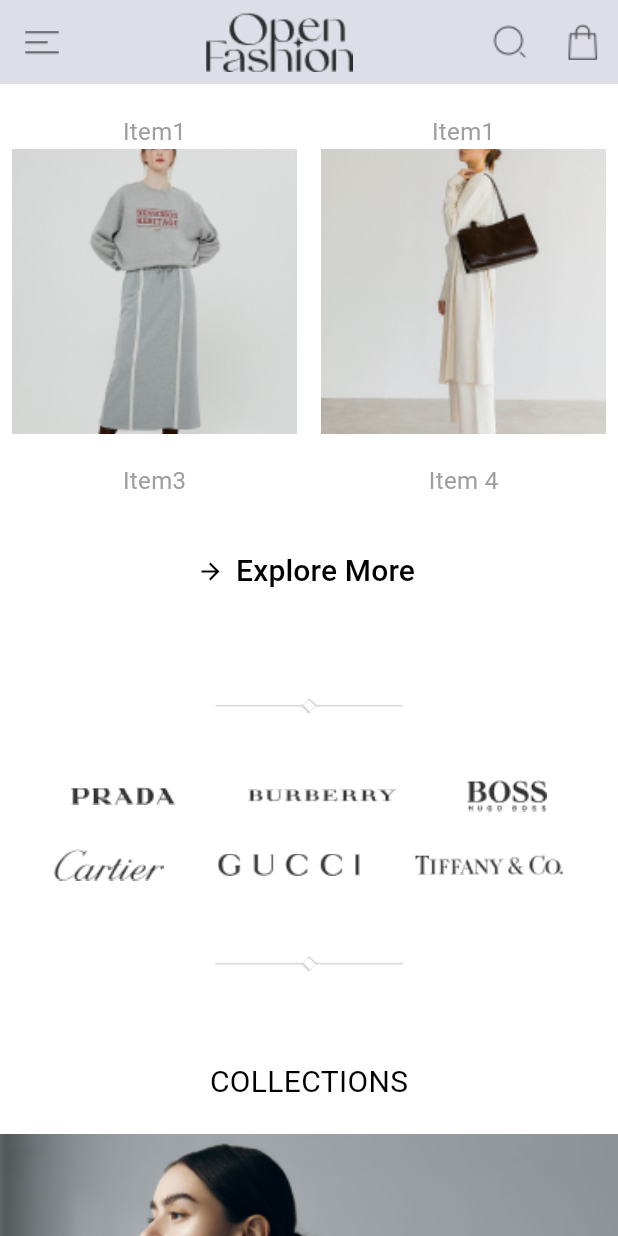
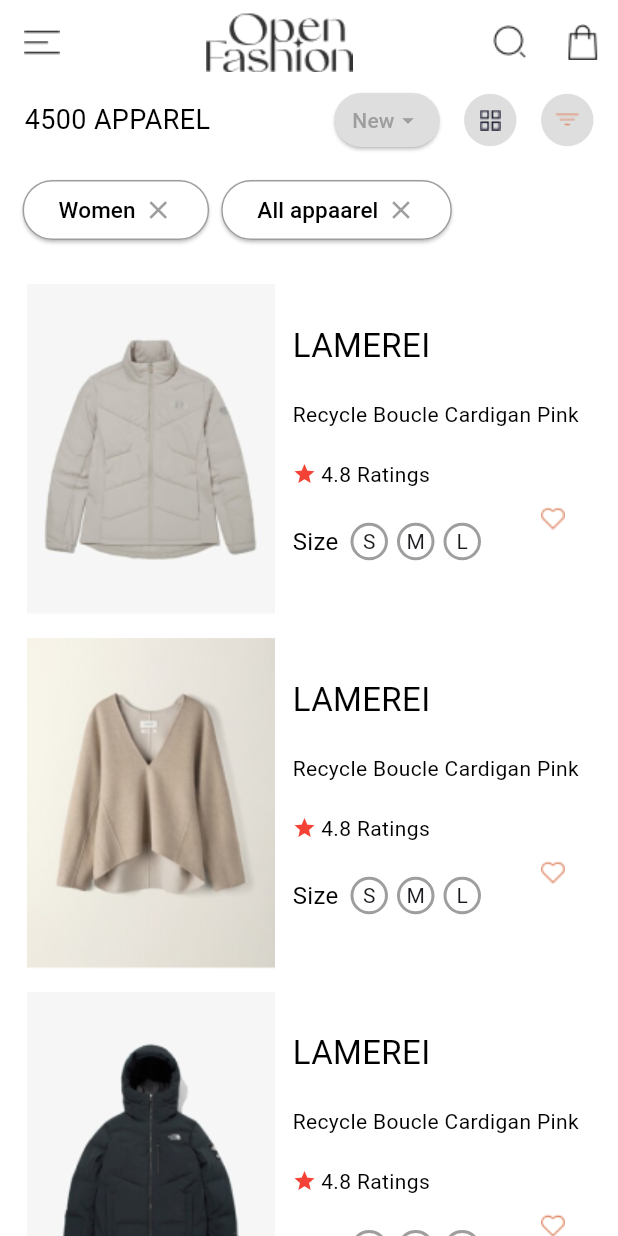
Before and after one commit to Rosesarah15/open_fashion, a Flutter app: the screen it shows after launch, scrolled down 1152 dp, after a tap on "Explore More", on a phone screen of 412 x 824 dp. Run offline on Flutter 3.47's test engine with Material 3 defaults, Android fonts, the phone set to English and light mode, and no system bars.

Commit message:
added category listview

```diff
--- /dev/null
+++ b/lib/Commons/widgets/category_listview.dart
@@ -0,0 +1,323 @@
+import 'package:flutter/material.dart';
+import 'package:open_fashion/Commons/theme/app_colors.dart';
+import 'package:open_fashion/Commons/widgets/contact.dart';
+
+class CategoryListview extends StatelessWidget {
+  const CategoryListview({super.key});
+
+  @override
+  Widget build(BuildContext context) {
+    return Container(
+      color: Colors.white,
+      width: MediaQuery.of(context).size.width,
+      child: SingleChildScrollView(
+        scrollDirection: Axis.vertical,
+        child: Column(
+          children: [
+            _buildCategorygridButtons(),
+            const SizedBox(height: 12),
+            Row(
+              children: [
+                Padding(
+                  padding: const EdgeInsets.only(left: 15),
+                  child: _buildIconText('Women', Icons.close),
+                ),
+                const SizedBox(width: 8),
+                _buildIconText('All appaarel', Icons.close),
+              ],
+            ),
+            const SizedBox(height: 25),
+            _buildImageIconText(
+              Image.asset('assets/images/creamjacket.png'),
+              'LAMEREI',
+              'Recycle Boucle Cardigan Pink',
+              '120',
+            ),
+            const SizedBox(height: 15),
+            _buildImageIconText(
+              Image.asset('assets/images/creamsweater.png'),
+              'LAMEREI',
+              'Recycle Boucle Cardigan Pink',
+              '120',
+            ),
+            const SizedBox(height: 15),
+            _buildImageIconText(
+              Image.asset('assets/images/blackjacket.png'),
+              'LAMEREI',
+              'Recycle Boucle Cardigan Pink',
+              '120',
+            ),
+            const SizedBox(height: 15),
+            _buildImageIconText(
+              Image.asset('assets/images/brownsweaterr.png'),
+              'LAMEREI',
+              'Recycle Boucle Cardigan Pink',
+              '120',
+            ),
+            const SizedBox(height: 15),
+            _buildImageIconText(
+              Image.asset('assets/images/jackety.png'),
+              'LAMEREI',
+              'Recycle Boucle Cardigan Pink',
+              '120',
+            ),
+            const SizedBox(height: 15),
+            _buildImageIconText(
+              Image.asset('assets/images/creamjacket.png'),
+              'LAMEREI',
+              'Recycle Boucle Cardigan Pink',
+              '120',
+            ),
+            const SizedBox(height: 15),
+            _buildImageIconText(
+              Image.asset('assets/images/blackjacket.png'),
+              'LAMEREI',
+              'Recycle Boucle Cardigan Pink',
+              '120',
+            ),
+            const SizedBox(height: 15),
+            _buildImageIconText(
+              Image.asset('assets/images/creamjacket.png'),
+              'LAMEREI',
+              'Recycle Boucle Cardigan Pink',
+              '120',
+            ),
+            const SizedBox(height: 15),
+            _buildImageIconText(
+              Image.asset('assets/images/jackety.png'),
+              'LAMEREI',
+              'Recycle Boucle Cardigan Pink',
+              '120',
+            ),
+            const SizedBox(height: 15),
+            _buildImageIconText(
+              Image.asset('assets/images/brownsweaterr.png'),
+              'LAMEREI',
+              'Recycle Boucle Cardigan Pink',
+              '120',
+            ),
+            const SizedBox(height: 55),
+            _buildGreyBoxes(),
+            const SizedBox(height: 30),
+            buildFooter(context),
+          ],
+        ),
+      ),
+    );
+  }
+}
+
+Widget _buildCategorygridButtons() {
+  return Row(
+    mainAxisAlignment: MainAxisAlignment.spaceEvenly,
+    children: [
+      const Text(
+        '4500 APPAREL',
+        style: TextStyle(fontSize: 18, color: Colors.black),
+      ),
+      const SizedBox(width: 50),
+      ElevatedButton(
+        onPressed: () {},
+        style: ElevatedButton.styleFrom(
+          backgroundColor: AppColors.buttonCColor,
+          minimumSize: Size.zero,
+          padding: const EdgeInsets.symmetric(horizontal: 12, vertical: 8),
+        ),
+        child: const Row(
+          mainAxisSize: MainAxisSize.min,
+          children: [
+            Text(
+              'New',
+              style: TextStyle(
+                color: Colors.grey,
+              ),
+            ),
+            Icon(
+              Icons.arrow_drop_down,
+              color: Colors.grey,
+            ),
+          ],
+        ),
+      ),
+      _buildCircularContainerWithImage(Image.asset('assets/icons/square.png')),
+      _buildCircularContainerWithImage(Image.asset('assets/icons/Filter.png')),
+    ],
+  );
+}
+
+Widget _buildCircularContainerWithImage(Image image) {
+  return Container(
+    width: 35,
+    height: 35,
+    decoration: const BoxDecoration(
+      color: AppColors.buttonCColor,
+      shape: BoxShape.circle,
+    ),
+    child: Center(
+      child: ClipOval(
+        child: SizedBox(
+          width: 30,
+          height: 30,
+          child: image,
+        ),
+      ),
+    ),
+  );
+}
+
+Widget _buildIconText(String text, IconData icon) {
+  return ElevatedButton(
+    onPressed: () {},
+    style: ElevatedButton.styleFrom(
+      backgroundColor: Colors.white,
+      side: const BorderSide(color: Colors.grey),
+    ),
+    child: Row(
+      mainAxisSize: MainAxisSize.min,
+      children: [
+        Text(
+          text,
+          style: const TextStyle(fontSize: 15, color: Colors.black),
+        ),
+        const SizedBox(width: 5),
+        Icon(
+          icon,
+          color: Colors.grey,
+          size: 20,
+        ),
+      ],
+    ),
+  );
+}
+
+Widget _buildImageIconText(
+  Image image,
+  String headertext,
+  String description,
+  String price,
+) {
+  return Padding(
+    padding: const EdgeInsets.symmetric(horizontal: 18),
+    child: Row(
+      children: [
+        image,
+        const SizedBox(width: 12),
+        Column(
+          crossAxisAlignment: CrossAxisAlignment.start,
+          children: [
+            Text(
+              headertext,
+              style: const TextStyle(fontSize: 22, color: Colors.black),
+            ),
+            const SizedBox(height: 20),
+            Text(
+              description,
+              style: const TextStyle(fontSize: 14, color: Colors.black),
+            ),
+            const SizedBox(height: 20),
+            const Row(
+              children: [
+                Icon(
+                  Icons.star,
+                  color: Colors.red,
+                  size: 16,
+                ),
+                SizedBox(width: 3),
+                Text(
+                  '4.8 Ratings',
+                  style: TextStyle(fontSize: 14, color: Colors.black),
+                ),
+              ],
+            ),
+            const SizedBox(height: 12),
+            Row(
+              children: [
+                const Text(
+                  'Size',
+                  style: TextStyle(fontSize: 16, color: Colors.black),
+                ),
+                const SizedBox(width: 8),
+                _buildCircularContainers('S'),
+                const SizedBox(width: 6),
+                _buildCircularContainers('M'),
+                const SizedBox(width: 6),
+                _buildCircularContainers('L'),
+                const SizedBox(width: 40),
+                Align(
+                  alignment: Alignment.topCenter,
+                  child: Padding(
+                      padding: const EdgeInsets.only(bottom: 30),
+                      child: Image.asset('assets/icons/Heart.png')),
+                ),
+              ],
+            ),
+          ],
+        ),
+      ],
+    ),
+  );
+}
+
+Widget _buildCircularContainers(String text) {
+  return Container(
+    width: 25,
+    height: 25,
+    decoration: BoxDecoration(
+      shape: BoxShape.circle,
+      border: Border.all(
+        color: Colors.grey,
+        width: 2.0,
+      ),
+    ),
+    child: Center(child: Text(text)),
+  );
+}
+
+Widget _buildGreyBoxes() {
+  return Row(
+    mainAxisAlignment: MainAxisAlignment.center,
+    children: [
+      Row(
+        children: List.generate(
+          5,
+          (index) => Padding(
+            padding: const EdgeInsets.symmetric(horizontal: 7.0),
+            child: Row(
+              children: [
+                GreyBox(index + 1),
+              ],
+            ),
+          ),
+        ),
+      ),
+      const SizedBox(width: 4.0),
+      Image.asset(
+        'assets/icons/Forward (2).png',
+        color: Colors.black,
+      )
+    ],
+  );
+}
+
+class GreyBox extends StatelessWidget {
+  final int number;
+
+  const GreyBox(this.number, {super.key});
+
+  @override
+  Widget build(BuildContext context) {
+    return Container(
+      width: 30,
+      height: 30,
+      decoration: const BoxDecoration(
+        color: Colors.grey,
+      ),
+      child: Center(
+        child: Text(
+          ' $number',
+          style: const TextStyle(color: Colors.white),
+        ),
+      ),
+    );
+  }
+}
--- a/lib/Commons/widgets/justforyou.dart
+++ b/lib/Commons/widgets/justforyou.dart
@@ -15,16 +15,22 @@ class JustForYou extends StatelessWidget {
           child: Row(
             mainAxisAlignment: MainAxisAlignment.spaceAround,
             children: [
-              _buildImageJustForYou('Harris Tweed Three Button\n   Jacket',
-                  'assets/images/home_second_image.png', "120"),
-              _buildImageJustForYou('IWN reversible angora\n   Cardigan',
-                  'assets/images/home_fouth_image.png', '120'),
+              _buildImageJustForYou(
+                  'Harris Tweed Three Button\n                  Jacket',
+                  'assets/images/home_second_image.png',
+                  "120"),
+              _buildImageJustForYou(
+                  'IWN reversible angora\n            Cardigan',
+                  'assets/images/home_fouth_image.png',
+                  '120'),
               _buildImageJustForYou(
                   'Cashmere Blend Cropped\n  Jacket SWIWJ285-AM',
                   'assets/images/home_third_image.png',
                   '120'),
-              _buildImageJustForYou('Harris Tweed Three Button\n   Jacket',
-                  'assets/images/home_first_image.png', '120'),
+              _buildImageJustForYou(
+                  'Harris Tweed Three Button\n                  Jacket',
+                  'assets/images/home_first_image.png',
+                  '120'),
             ],
           ),
         ),
@@ -67,6 +73,7 @@ class JustForYou extends StatelessWidget {
     return Padding(
       padding: const EdgeInsets.all(5.0),
       child: Column(
+        crossAxisAlignment: CrossAxisAlignment.center,
         children: [
           Image.asset(
             imagePath,
--- a/lib/Commons/widgets/new_arrival.dart
+++ b/lib/Commons/widgets/new_arrival.dart
@@ -3,6 +3,7 @@ import 'package:open_fashion/Commons/theme/app_colors.dart';
 import 'package:open_fashion/Screens/blog_listview_screen.dart';
 import 'package:open_fashion/Screens/category_grid_viewscreen.dart';
 import 'package:open_fashion/Screens/category_gridviewcoats.dart';
+import 'package:open_fashion/Screens/category_listview_screen.dart';
 
 class NewArrival extends StatelessWidget {
   const NewArrival({super.key});
@@ -61,35 +62,56 @@ class NewArrival extends StatelessWidget {
           Row(
             mainAxisAlignment: MainAxisAlignment.spaceAround,
             children: [
-              _buildNewArrivalItem(
-                  'assets/images/home_first_image.png', 'Item1'),
-              _buildNewArrivalItem(
-                  'assets/images/home_second_image.png', 'Item1'),
+              _buildNewArrivalItem('assets/images/home_first_image.png'),
+              _buildNewArrivalItem('assets/images/home_second_image.png'),
             ],
           ),
+          const SizedBox(height: 15),
           Row(
             mainAxisAlignment: MainAxisAlignment.spaceAround,
             children: [
-              _buildNewArrivalItem(
-                  'assets/images/home_third_image.png', 'Item3'),
-              _buildNewArrivalItem(
-                  'assets/images/home_fouth_image.png', 'Item 4'),
+              _buildNewArrivalItem('assets/images/home_third_image.png'),
+              _buildNewArrivalItem('assets/images/home_fouth_image.png'),
             ],
           ),
           const SizedBox(
             height: 25,
           ),
           TextButton.icon(
-            onPressed: () {},
-            label: const Text(
-              'Explore More',
-              style: TextStyle(color: Colors.black, fontSize: 20),
+            onPressed: () {
+              Navigator.push(
+                  context,
+                  MaterialPageRoute(
+                      builder: (context) => const CategoryListviewPage()));
+            },
+            label: const Row(
+              mainAxisAlignment: MainAxisAlignment.center,
+              children: [
+                Text(
+                  'Explore More',
+                  style: TextStyle(color: Colors.black, fontSize: 20),
+                ),
+                SizedBox(width: 6),
+                Icon(
+                  Icons.arrow_forward_outlined,
+                  color: Colors.black,
+                ),
+              ],
             ),
-            icon: const Icon(
-              Icons.arrow_forward_outlined,
-              color: Colors.black,
-            ),
+            icon: const SizedBox.shrink(),
           ),
+
+          // TextButton.icon(
+          //   onPressed: () {},
+          //   label: const Text(
+          //     'Explore More',
+          //     style: TextStyle(color: Colors.black, fontSize: 20),
+          //   ),
+          //   icon: const Icon(
+          //     Icons.arrow_forward_outlined,
+          //     color: Colors.black,
+          //   ),
+          // ),
           const SizedBox(
             height: 60,
           ),
@@ -171,8 +193,11 @@ Widget _buildNewArrivalText(
   );
 }
 
-Widget _buildNewArrivalItem(String imagePath, String text) {
+Widget _buildNewArrivalItem(
+  String imagePath,
+) {
   return Column(
+    crossAxisAlignment: CrossAxisAlignment.center,
     children: [
       Image.asset(
         imagePath,
@@ -181,13 +206,18 @@ Widget _buildNewArrivalItem(String imagePath, String text) {
         fit: BoxFit.cover,
       ),
       const SizedBox(height: 20),
-      Text(
-        text,
-        style: const TextStyle(
-          fontSize: 16,
+      const Text(
+        '2IWN reversible angora\n           cardigan',
+        style: TextStyle(
+          fontSize: 14,
           color: Colors.grey,
         ),
       ),
+      const SizedBox(height: 5),
+      const Text(
+        '\$120',
+        style: TextStyle(fontSize: 16, color: Colors.red),
+      )
     ],
   );
 }
--- /dev/null
+++ b/lib/Screens/category_listview_screen.dart
@@ -0,0 +1,18 @@
+import 'package:flutter/material.dart';
+import 'package:open_fashion/Commons/widgets/category_listview.dart';
+import 'package:open_fashion/Screens/contact_us.dart';
+
+class CategoryListviewPage extends StatelessWidget {
+  const CategoryListviewPage({super.key});
+
+  @override
+  Widget build(BuildContext context) {
+    return Scaffold(
+      appBar: buildAppBar(
+          appbarColor: Colors.white,
+          imageColor: Colors.black,
+          iconColor: Colors.black),
+      body: const CategoryListview(),
+    );
+  }
+}
```
Also changed, not shown: assets/icons/square.png (added).
